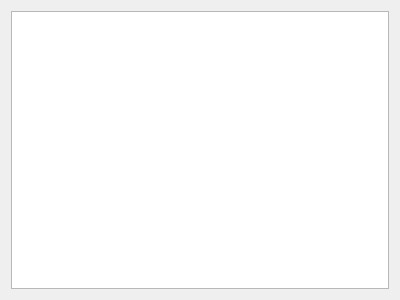
Above: src/NotesTree.ui from dsvi/NotesTree before the change. Below: the same form after it.
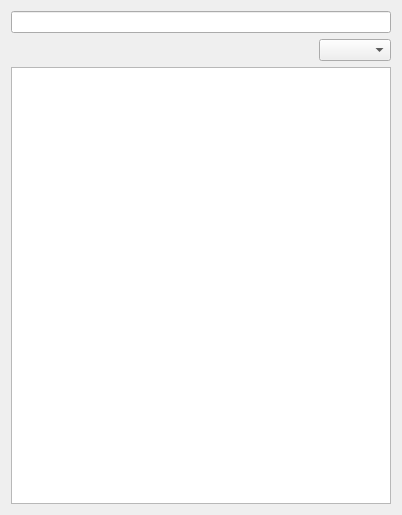
That is the form after the change.

Commit message: + filter for the tree

```diff
--- a/src/NotesTree.ui
+++ b/src/NotesTree.ui
@@ -6,8 +6,8 @@
    <rect>
     <x>0</x>
     <y>0</y>
-    <width>400</width>
-    <height>300</height>
+    <width>402</width>
+    <height>515</height>
    </rect>
   </property>
   <property name="windowTitle">
@@ -17,6 +17,51 @@
    <item>
     <layout class="QHBoxLayout" name="toolBoxLayout"/>
    </item>
+   <item>
+    <widget class="QWidget" name="searchPanel" native="true">
+     <layout class="QVBoxLayout" name="verticalLayout_2">
+      <property name="leftMargin">
+       <number>0</number>
+      </property>
+      <property name="topMargin">
+       <number>0</number>
+      </property>
+      <property name="rightMargin">
+       <number>0</number>
+      </property>
+      <property name="bottomMargin">
+       <number>0</number>
+      </property>
+      <item>
+       <widget class="QLineEdit" name="searchFor">
+        <property name="alignment">
+         <set>Qt::AlignRight|Qt::AlignTrailing|Qt::AlignVCenter</set>
+        </property>
+       </widget>
+      </item>
+      <item>
+       <layout class="QHBoxLayout" name="horizontalLayout_4">
+        <item>
+         <spacer name="horizontalSpacer">
+          <property name="orientation">
+           <enum>Qt::Horizontal</enum>
+          </property>
+          <property name="sizeHint" stdset="0">
+           <size>
+            <width>40</width>
+            <height>20</height>
+           </size>
+          </property>
+         </spacer>
+        </item>
+        <item>
+         <widget class="QComboBox" name="searchType"/>
+        </item>
+       </layout>
+      </item>
+     </layout>
+    </widget>
+   </item>
    <item>
     <widget class="QTreeView" name="notesView">
      <property name="dragEnabled">
```
The commit also changes 8 other files.
